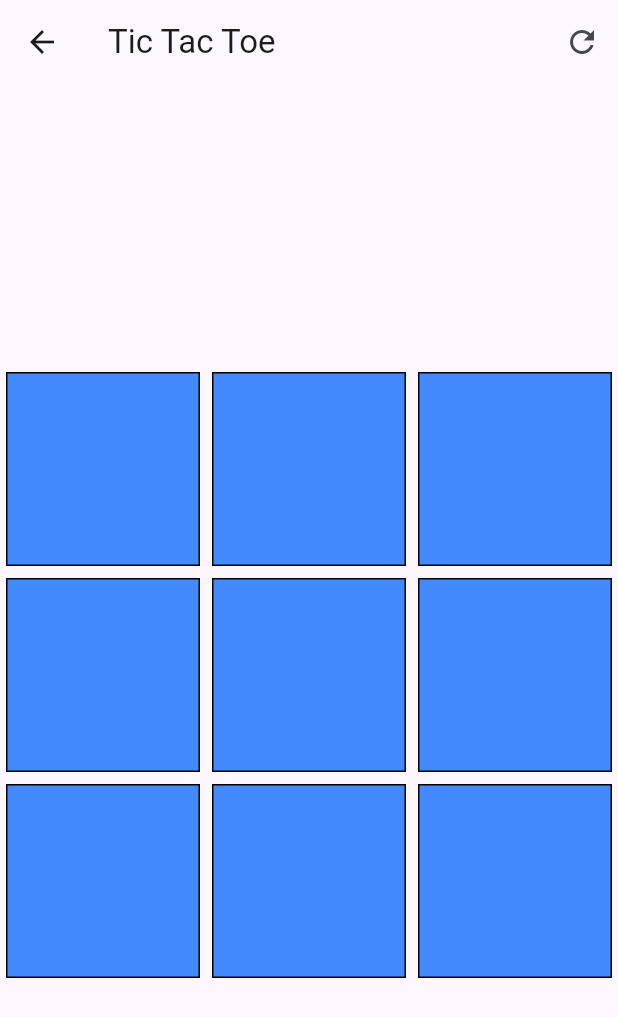
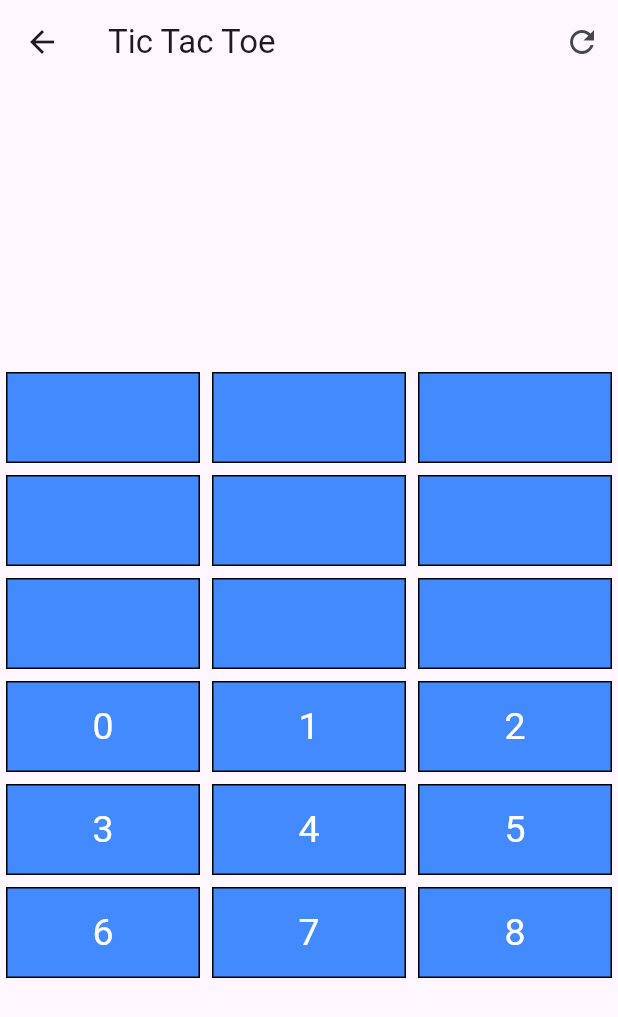
Before and after one commit to devatulparmar/batch730pm, a Flutter app: the TicTacGame screen opened by its route, after a tap on the "refresh" icon, on a phone screen of 412 x 824 dp. Shown: the top 1017 px of the screen. Run offline on Flutter 3.47's test engine with Material 3 defaults, Android fonts, the phone set to English and light mode, and no system bars; our stand-ins replace cached_network_image, dio, image_picker, location, shared_preferences; missing offline and left inert: app_settings; accounts and stored records are empty; network calls fail.

Commit message:
TicTacGame explain

```diff
--- a/lib/tic_tac_game.dart
+++ b/lib/tic_tac_game.dart
@@ -8,14 +8,14 @@ class TicTacGame extends StatefulWidget {
 }
 
 class _TicTacGameState extends State<TicTacGame> {
-  List<String> board = List.filled(9, '');
+  List<String> _boardList = List.filled(9, '');
   String currentPlayer = 'X';
   String winner = '';
 
   void playMove(int index) {
-    if (board[index].isEmpty && winner.isEmpty) {
+    if (_boardList[index].isEmpty && winner.isEmpty) {
       setState(() {
-        board[index] = currentPlayer;
+        _boardList[index] = currentPlayer;
         winner = checkWinner();
         currentPlayer = currentPlayer == 'X' ? 'O' : 'X';
       });
@@ -34,17 +34,45 @@ class _TicTacGameState extends State<TicTacGame> {
       [2, 4, 6],
     ];
 
-    for (var combo in winningCombinations) {
-      if (board[combo[0]] == board[combo[1]] && board[combo[1]] == board[combo[2]] && board[combo[0]].isNotEmpty) {
-        return board[combo[0]];
+
+    print(_boardList);
+
+    /// for
+    for (int i = 0; i < winningCombinations.length; i++) {
+      int firstIndex = winningCombinations[i][0];
+      int sndIndex = winningCombinations[i][1];
+      int thirdIndex = winningCombinations[i][2];
+
+      if (_boardList[firstIndex] == _boardList[sndIndex] && _boardList[sndIndex] == _boardList[thirdIndex] && _boardList[firstIndex].isNotEmpty) {
+        print(winningCombinations[i]);
+        return _boardList[firstIndex];
       }
     }
-    return board.contains('') ? '' : 'Draw';
+
+    /// for each
+    // for (var item in winningCombinations) {
+    //   int firstIndex = item[0];
+    //   int sndIndex = item[1];
+    //   int thirdIndex = item[2];
+    //
+    //   if (_boardList[firstIndex] == _boardList[sndIndex] && _boardList[sndIndex] == _boardList[thirdIndex] && _boardList[firstIndex].isNotEmpty) {
+    //     print(item);
+    //     return _boardList[firstIndex];
+    //   }
+    // }
+
+    ///old code
+    // for (var combo in winningCombinations) {
+    //   if (board[combo[0]] == board[combo[1]] && board[combo[1]] == board[combo[2]] && board[combo[0]].isNotEmpty) {
+    //     return board[combo[0]];
+    //   }
+    // }
+    return _boardList.contains('') ? '' : 'Draw';
   }
 
   void resetGame() {
     setState(() {
-      board = List.filled(9, '');
+      _boardList = List.filled(9, '');
       currentPlayer = 'X';
       winner = '';
     });
@@ -74,7 +102,7 @@ class _TicTacGameState extends State<TicTacGame> {
           GridView.builder(
             gridDelegate: const SliverGridDelegateWithFixedCrossAxisCount(
               crossAxisCount: 3,
-              childAspectRatio: 1.0,
+              childAspectRatio: 2/1,
             ),
             itemCount: 9,
             shrinkWrap: true,
@@ -89,9 +117,32 @@ class _TicTacGameState extends State<TicTacGame> {
                   ),
                   child: Center(
                     child: Text(
-                      board[index],
-                      style: const TextStyle(fontSize: 48, color: Colors.white),
+                      _boardList[index],
+                      style: const TextStyle(fontSize: 25, color: Colors.white),
                     ),
+                  ),
+                ),
+              );
+            },
+          ),
+          GridView.builder(
+            gridDelegate: const SliverGridDelegateWithFixedCrossAxisCount(
+              crossAxisCount: 3,
+              childAspectRatio: 2/1,
+            ),
+            itemCount: 9,
+            shrinkWrap: true,
+            itemBuilder: (context, index) {
+              return Container(
+                margin: const EdgeInsets.all(4.0),
+                decoration: BoxDecoration(
+                  color: Colors.blueAccent,
+                  border: Border.all(color: Colors.black),
+                ),
+                child: Center(
+                  child: Text(
+                    index.toString(),
+                    style: const TextStyle(fontSize: 25, color: Colors.white),
                   ),
                 ),
               );
```
